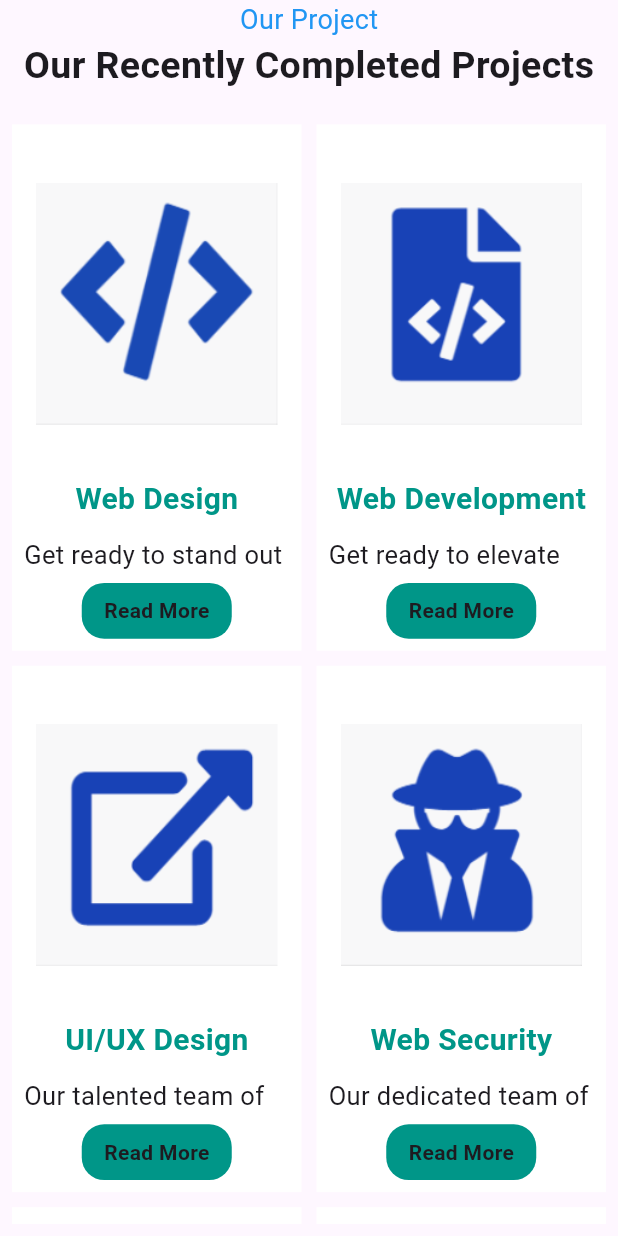
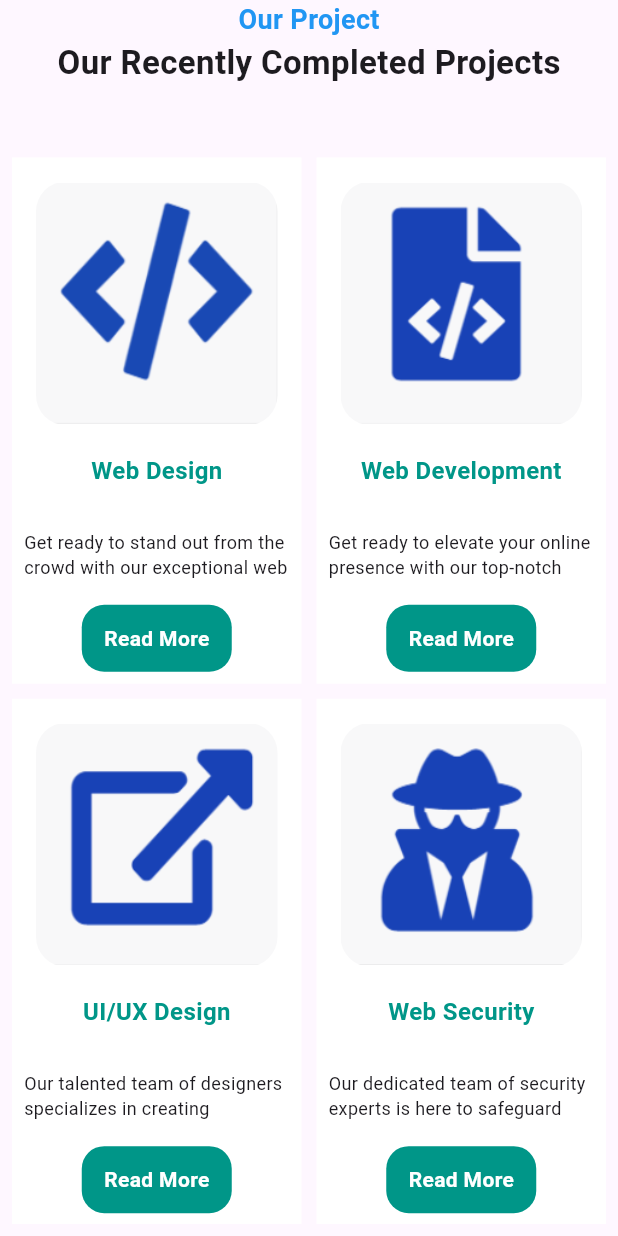
Before and after one commit to mrinal3012/skylandweb, a Flutter app: the OurServicesPage screen opened directly, on a phone screen of 412 x 824 dp. Run offline on Flutter 3.47's test engine with Material 2 defaults, Android fonts, the light colour scheme and no system bars.

Commit message:
add about us

```diff
--- a/lib/model/model_page.dart
+++ b/lib/model/model_page.dart
@@ -44,3 +44,14 @@ List<Project> projectList=[
   Project(name: "Digital Marketing",work: "Marketing Analysis",image: "images/digital.jpg"),
   Project(name: "Keyword Research",work: "Keyword Analysis",image: "images/keyword.jpg"),
 ];
+class About{
+  String ? name;
+  String ? details;
+  String ? image;
+  About({this.name,this.details,this.image});
+}
+List<About> aboutList=[
+  About(name: "About Skylandweb Agency And It's Innovative IT Solutions",details: '''Welcome to Skylandweb.com, a cutting-edge IT and software firm that specializes in providing innovative solutions for the digital era. We are a HighTech agency dedicated to delivering top-notch technological services to help businesses thrive in the ever-evolving digital landscape.
+
+At Skylandweb.com, we understand the critical role that technology plays in transforming businesses and empowering them to achieve their goals. With a passionate team of experienced IT professionals, we strive to be at the forefront of the industry, offering comprehensive solutions that cater to the unique needs of each client.''',image: "images/about.png")
+];
--- a/lib/screen/our_services_page.dart
+++ b/lib/screen/our_services_page.dart
@@ -1,4 +1,5 @@
 import 'package:flutter/material.dart';
+import 'package:skylandweb/details/details_page.dart';
 import 'package:skylandweb/model/model_page.dart';
 
 class OurServicesPage extends StatefulWidget {
@@ -9,17 +10,19 @@ class OurServicesPage extends StatefulWidget {
 }
 
 class _OurServicesPageState extends State<OurServicesPage> {
+
+List detailsvalue=[];
   @override
   Widget build(BuildContext context) {
     return Scaffold(
       body: Container(height: double.infinity,width: double.infinity,
         child: Column(children: [
-          Expanded(flex: 1, child: Container(height: double.infinity,width: double.infinity,
+          Expanded(flex: 2, child: Container(height: double.infinity,width: double.infinity,
             child: Column(children: [
-              Center(child: Text("Our Project",style: TextStyle(fontSize: 18,color: Colors.blue),)),
-              Center(child: Text("Our Recently Completed Projects",style: TextStyle(fontSize: 25,fontWeight: FontWeight.w700))),
+              Center(child: Text("Our Project",style: TextStyle(fontSize: 18,color: Colors.blue,fontWeight: FontWeight.w700),)),
+              Center(child: Text("Our Recently Completed Projects",style: TextStyle(fontSize: 22,fontWeight: FontWeight.w700))),
             ],),)),
-          Expanded(flex: 10,
+          Expanded(flex: 15,
             child: Padding(
               padding: const EdgeInsets.all(8.0),
               child: GridView.builder(
@@ -34,13 +37,18 @@ class _OurServicesPageState extends State<OurServicesPage> {
                     padding: const EdgeInsets.all(8.0),
 
                     child: Column(children: [
-                      Expanded(flex: 12, child: Padding(
+                      Expanded(flex: 8, child: Padding(
                         padding: const EdgeInsets.all(8.0),
                         child: Container(decoration: BoxDecoration(borderRadius: BorderRadius.circular(20),image: DecorationImage(image:AssetImage("${ourServicesList[index].image}"))),),
                       )),
-                      Expanded(flex: 2, child: Center(child: Text("${ourServicesList[index].name}",style: TextStyle(fontSize: 20,color: Colors.teal,fontWeight: FontWeight.w700),))),
-                      Expanded(flex: 2, child: Center(child: Text("${ourServicesList[index].details}",maxLines: 1,style: TextStyle(fontSize: 17),))),
-                      Expanded(flex: 2, child: Container (width: 100, height: 50,decoration: BoxDecoration(color: Colors.teal,borderRadius: BorderRadius.circular(15)),  child: Center( child: Text("Read More",style: TextStyle(fontWeight: FontWeight.w600),)),)),
+                      Expanded(flex: 2, child: Center(child: Text("${ourServicesList[index].name}",style: TextStyle(fontSize: 16,color: Colors.teal,fontWeight: FontWeight.w700),))),
+                      Expanded(flex: 3, child: Center(child: Text("${ourServicesList[index].details}",maxLines: 2,style: TextStyle(fontSize: 12),))),
+                      Expanded(flex: 2, child: InkWell(
+                          onTap: () {
+                            Navigator.of(context).push(MaterialPageRoute(builder: (context) =>
+                                DetailsPage(services: ourServicesList[index]),));
+                          },
+                          child: Container (width: 100, height: 50,decoration: BoxDecoration(color: Colors.teal,borderRadius: BorderRadius.circular(15)),  child: Center( child: Text("Read More",style: TextStyle(fontWeight: FontWeight.w600,color: Colors.white),)),))),
                     ],),
                   ),),
             ),
--- a/lib/screen/screen_page.dart
+++ b/lib/screen/screen_page.dart
@@ -1,5 +1,6 @@
 import 'package:flutter/material.dart';
 import 'package:skylandweb/model/model_page.dart';
+import 'package:skylandweb/screen/about_page.dart';
 import 'package:skylandweb/screen/home_page.dart';
 import 'package:skylandweb/screen/our_services_page.dart';
 import 'package:skylandweb/screen/project_page.dart';
@@ -18,7 +19,7 @@ class _ScreenPageState extends State<ScreenPage> {
     return SafeArea(
       child: Scaffold(
         appBar: AppBar(title:
-        Center(child: Text("Skyland Web")),),
+        Center(child: Text("Skyland Web",style: TextStyle(fontSize: 22, color: Colors.blue,fontWeight: FontWeight.w700),)),),
         body: Container(
           height: double.infinity,width:double.infinity,
           child: Column(children: [
@@ -51,7 +52,7 @@ class _ScreenPageState extends State<ScreenPage> {
             ),
             )),
             Expanded(flex: 10, child: Container(height: double.infinity,width: double.infinity,
-              child: value==3?OurServicesPage():value==4?ProjectPage():HomePage(),
+              child:value==2?AboutPage(): value==3?OurServicesPage():value==4?ProjectPage():HomePage(),
             )),
           ],),
         ),
```
Also changed, not shown: lib/details/details_page.dart (added, +32 -0 lines), lib/screen/about_page.dart (added, +40 -0 lines), lib/screen/project_page.dart (+20 -11 lines), images/about.png (added).
